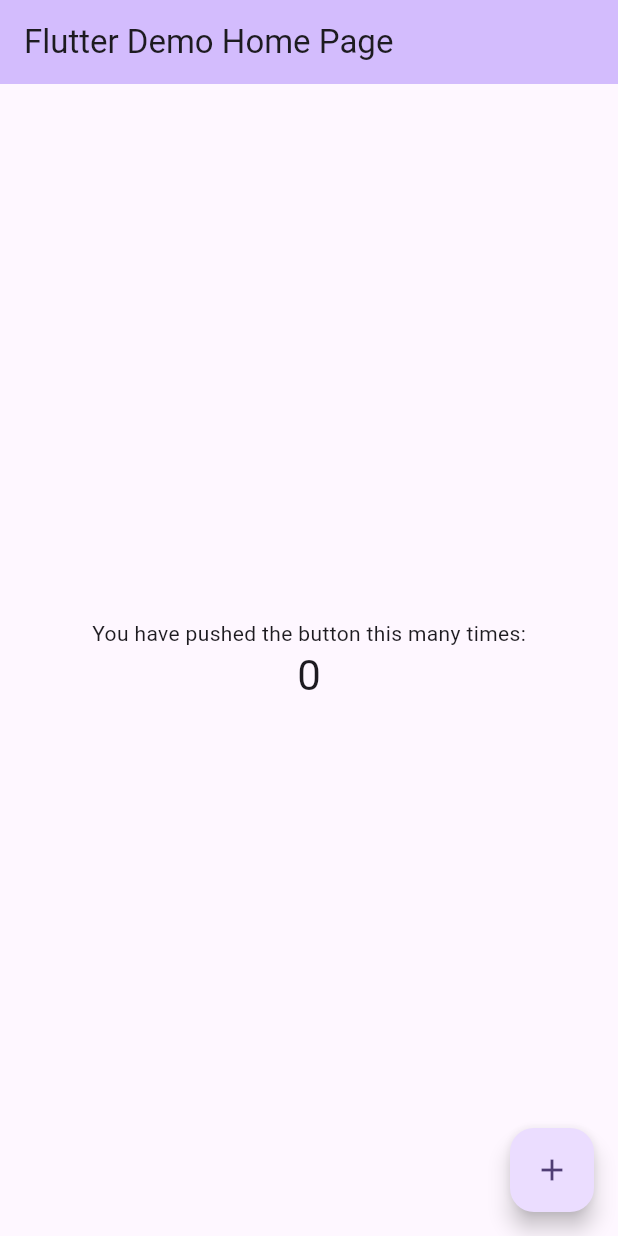
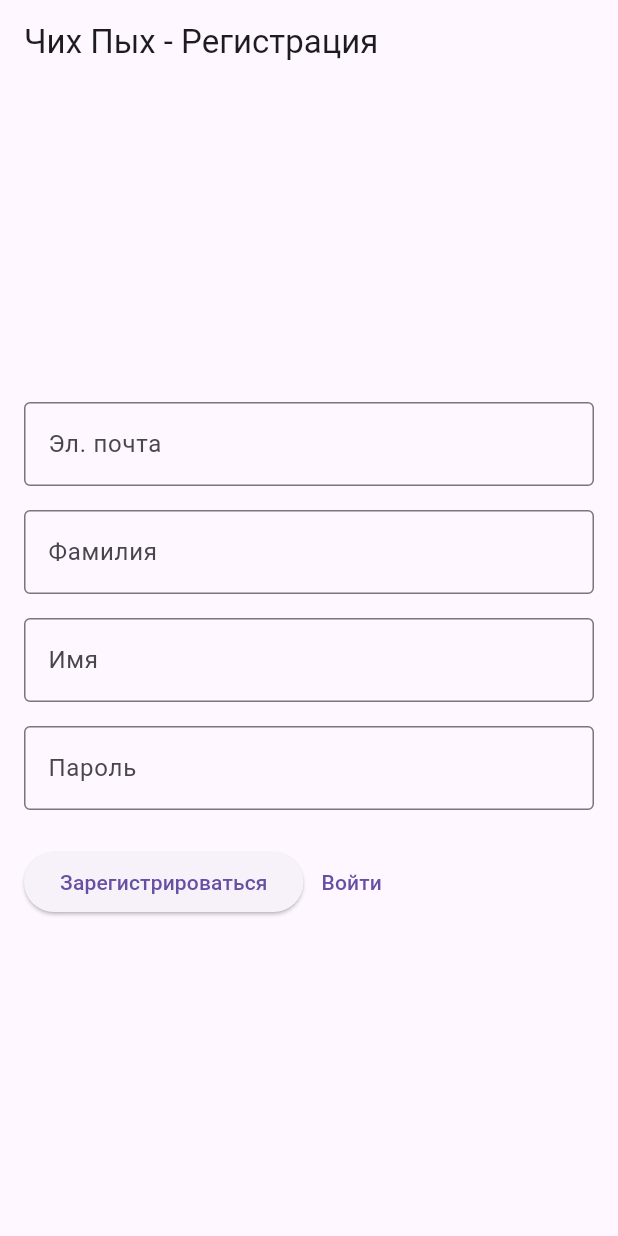
Before and after one commit to rety2722/chih, a Flutter app: the screen it shows after launch, on a phone screen of 412 x 824 dp. Run offline on Flutter 3.47's test engine with Material 3 defaults, Android fonts, the light colour scheme and no system bars.

Commit message:
Закоммитил все что делали 19-20.08 ночью
Co-authored-by: rety2722 <rety2722@users.noreply.github.com>

```diff
--- a/frontend/lib/main.dart
+++ b/frontend/lib/main.dart
@@ -1,125 +1,113 @@
 import 'package:flutter/material.dart';
+import 'package:http/http.dart' as http;
 
-void main() {
-  runApp(const MyApp());
-}
+void main() => runApp(MaterialApp(
+      debugShowCheckedModeBanner: false,
+      initialRoute: '/',
+      routes: {'/': (context) => Register()},
+    ));
 
-class MyApp extends StatelessWidget {
-  const MyApp({super.key});
+class Register extends StatelessWidget {
+  final _formKey = GlobalKey<FormState>();
 
-  // This widget is the root of your application.
+  final _emailController = TextEditingController();
+  final _firstNameController = TextEditingController();
+  final _lastNameController = TextEditingController();
+  final _passwordController = TextEditingController();
+
   @override
   Widget build(BuildContext context) {
-    return MaterialApp(
-      title: 'Flutter Demo',
-      theme: ThemeData(
-        // This is the theme of your application.
-        //
-        // TRY THIS: Try running your application with "flutter run". You'll see
-        // the application has a purple toolbar. Then, without quitting the app,
-        // try changing the seedColor in the colorScheme below to Colors.green
-        // and then invoke "hot reload" (save your changes or press the "hot
-        // reload" button in a Flutter-supported IDE, or press "r" if you used
-        // the command line to start the app).
-        //
-        // Notice that the counter didn't reset back to zero; the application
-        // state is not lost during the reload. To reset the state, use hot
-        // restart instead.
-        //
-        // This works for code too, not just values: Most code changes can be
-        // tested with just a hot reload.
-        colorScheme: ColorScheme.fromSeed(seedColor: Colors.deepPurple),
-        useMaterial3: true,
+    return Scaffold(
+      appBar: AppBar(
+        title: Text('Чих Пых - Регистрация'),
       ),
-      home: const MyHomePage(title: 'Flutter Demo Home Page'),
+      body: Padding(
+          padding: const EdgeInsets.all(16.0),
+          child: Form(
+            key: _formKey,
+            child: Column(
+              mainAxisAlignment: MainAxisAlignment.center,
+              children: [
+                TextFormField(
+                  decoration: InputDecoration(
+                      labelText: 'Эл. почта', border: OutlineInputBorder()),
+                  validator: (value) {
+                    if (value == null || value.isEmpty) {
+                      return "Пожалуйста, введите электронную почту";
+                    }
+                    return null;
+                  },
+                  controller: _emailController,
+                ),
+                SizedBox(height: 16),
+                TextFormField(
+                  decoration: InputDecoration(
+                      labelText: 'Фамилия', border: OutlineInputBorder()),
+                  validator: (value) {
+                    if (value == null || value.isEmpty) {
+                      return "Пожалуйста, введите фамилию";
+                    }
+                    return null;
+                  },
+                  controller: _lastNameController,
+                ),
+                SizedBox(height: 16),
+                TextFormField(
+                  decoration: InputDecoration(
+                      labelText: 'Имя', border: OutlineInputBorder()),
+                  validator: (value) {
+                    if (value == null || value.isEmpty) {
+                      return "Пожалуйста, введите имя";
+                    }
+                    return null;
+                  },
+                  controller: _firstNameController,
+                ),
+                SizedBox(height: 16),
+                TextFormField(
+                    decoration: InputDecoration(
+                        labelText: 'Пароль', border: OutlineInputBorder()),
+                    validator: (value) {
+                      if (value == null || value.isEmpty) {
+                        return "Пожалуйста, введите пароль";
+                      }
+                      return null;
+                    },
+                    controller: _passwordController),
+                SizedBox(height: 24),
+                Row(
+                  children: [
+                    ElevatedButton(
+                      onPressed: () async {
+                        if (_formKey.currentState!.validate()) {
+                          // Валидация прошла успешно, отправляем запрос на сервер
+                          try {
+                            final response = await sendRegistrationRequest(
+                                _emailController.text,
+                                _lastNameController.text,
+                                _firstNameController.text,
+                                _passwordController.text);
+                            final token = response['token']; // TODO
+
+                            // // Сохраняем токен (например, в SharedPreferences)
+                            // saveTokenLocally(token);
+                            print(token);
+
+                            // Другие действия после успешной регистрации
+                          } catch (error) {
+                            // Обработка ошибок (например, вывод сообщения об ошибке)
+                            print('Ошибка при регистрации: $error');
+                          }
+                        }
+                      },
+                      child: Text('Зарегистрироваться'),
+                    ),
+                    TextButton(onPressed: () {}, child: Text('Войти')),
+                  ],
+                )
+              ],
+            ),
+          )),
     );
   }
 }
-
-class MyHomePage extends StatefulWidget {
-  const MyHomePage({super.key, required this.title});
-
-  // This widget is the home page of your application. It is stateful, meaning
-  // that it has a State object (defined below) that contains fields that affect
-  // how it looks.
-
-  // This class is the configuration for the state. It holds the values (in this
-  // case the title) provided by the parent (in this case the App widget) and
-  // used by the build method of the State. Fields in a Widget subclass are
-  // always marked "final".
-
-  final String title;
-
-  @override
-  State<MyHomePage> createState() => _MyHomePageState();
-}
-
-class _MyHomePageState extends State<MyHomePage> {
-  int _counter = 0;
-
-  void _incrementCounter() {
-    setState(() {
-      // This call to setState tells the Flutter framework that something has
-      // changed in this State, which causes it to rerun the build method below
-      // so that the display can reflect the updated values. If we changed
-      // _counter without calling setState(), then the build method would not be
-      // called again, and so nothing would appear to happen.
-      _counter++;
-    });
-  }
-
-  @override
-  Widget build(BuildContext context) {
-    // This method is rerun every time setState is called, for instance as done
-    // by the _incrementCounter method above.
-    //
-    // The Flutter framework has been optimized to make rerunning build methods
-    // fast, so that you can just rebuild anything that needs updating rather
-    // than having to individually change instances of widgets.
-    return Scaffold(
-      appBar: AppBar(
-        // TRY THIS: Try changing the color here to a specific color (to
-        // Colors.amber, perhaps?) and trigger a hot reload to see the AppBar
-        // change color while the other colors stay the same.
-        backgroundColor: Theme.of(context).colorScheme.inversePrimary,
-        // Here we take the value from the MyHomePage object that was created by
-        // the App.build method, and use it to set our appbar title.
-        title: Text(widget.title),
-      ),
-      body: Center(
-        // Center is a layout widget. It takes a single child and positions it
-        // in the middle of the parent.
-        child: Column(
-          // Column is also a layout widget. It takes a list of children and
-          // arranges them vertically. By default, it sizes itself to fit its
-          // children horizontally, and tries to be as tall as its parent.
-          //
-          // Column has various properties to control how it sizes itself and
-          // how it positions its children. Here we use mainAxisAlignment to
-          // center the children vertically; the main axis here is the vertical
-          // axis because Columns are vertical (the cross axis would be
-          // horizontal).
-          //
-          // TRY THIS: Invoke "debug painting" (choose the "Toggle Debug Paint"
-          // action in the IDE, or press "p" in the console), to see the
-          // wireframe for each widget.
-          mainAxisAlignment: MainAxisAlignment.center,
-          children: <Widget>[
-            const Text(
-              'You have pushed the button this many times:',
-            ),
-            Text(
-              '$_counter',
-              style: Theme.of(context).textTheme.headlineMedium,
-            ),
-          ],
-        ),
-      ),
-      floatingActionButton: FloatingActionButton(
-        onPressed: _incrementCounter,
-        tooltip: 'Increment',
-        child: const Icon(Icons.add),
-      ), // This trailing comma makes auto-formatting nicer for build methods.
-    );
-  }
-}
--- a/frontend/pubspec.yaml
+++ b/frontend/pubspec.yaml
@@ -36,6 +36,7 @@ dependencies:
   # Use with the CupertinoIcons class for iOS style icons.
   cupertino_icons: ^1.0.6
   rename: ^3.0.2
+  http: ^1.2.2
 
 dev_dependencies:
   flutter_test:
```
Also changed, not shown: frontend/pubspec.lock, 2 other files.
